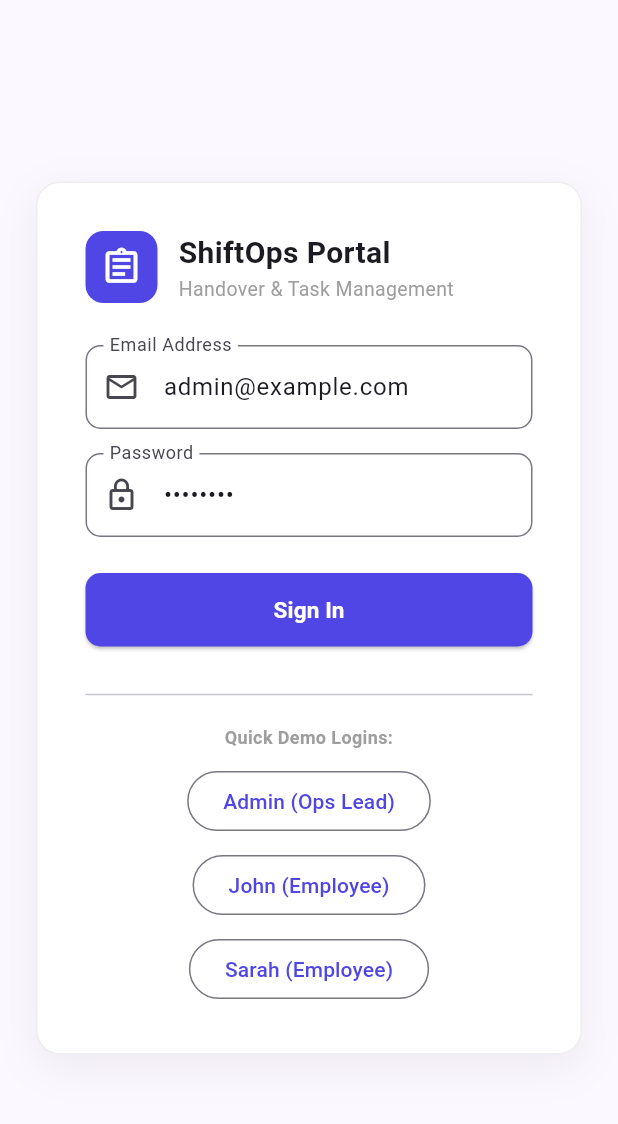
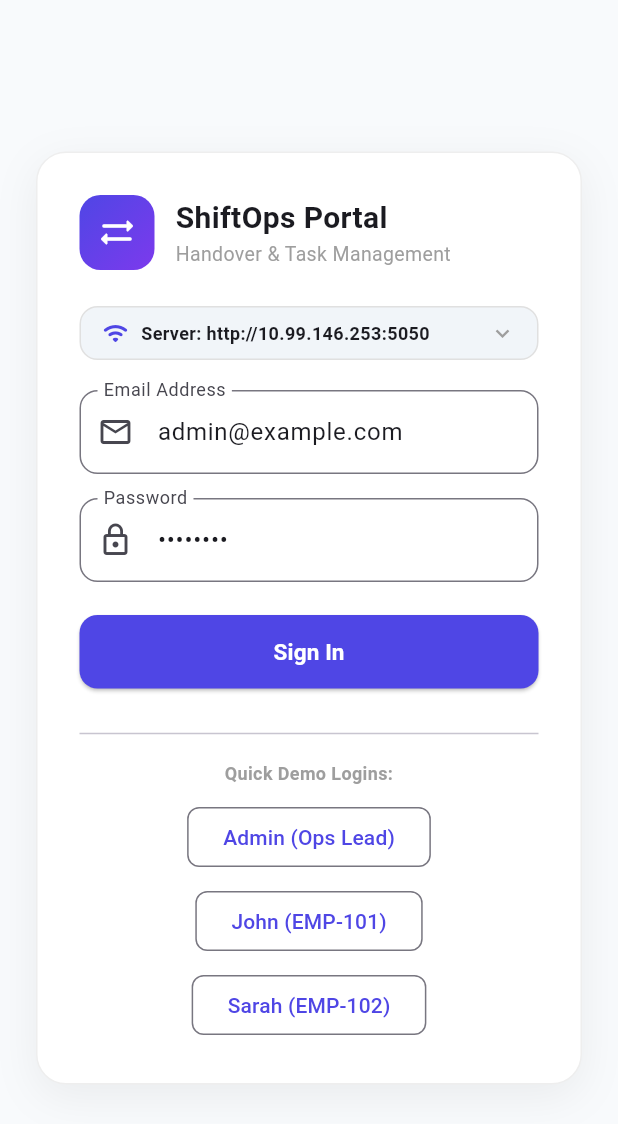
Before and after one commit to tarunv307/Handover-note, a Flutter app: the screen it shows after launch, on a phone screen of 412 x 824 dp. Shown: the top 1124 px of the screen. Run offline on Flutter 3.47's test engine with Material 3 defaults, Android fonts, the phone set to English and light mode, and no system bars; accounts and stored records are empty; network calls fail.

Commit message:
fix(mobile): update server IP to 10.99.146.253 and add live server config on login screen

```diff
--- a/frontend_flutter/lib/screens/login_screen.dart
+++ b/frontend_flutter/lib/screens/login_screen.dart
@@ -12,14 +12,37 @@ class LoginScreen extends StatefulWidget {
 class _LoginScreenState extends State<LoginScreen> {
   final _emailCtrl = TextEditingController(text: 'admin@example.com');
   final _passCtrl = TextEditingController(text: 'admin123');
+  late final TextEditingController _serverCtrl;
+  bool _isServerConfigExpanded = false;
+  String? _serverPingStatus;
+
+  @override
+  void initState() {
+    super.initState();
+    final provider = context.read<AppProvider>();
+    _serverCtrl = TextEditingController(text: provider.serverUrl);
+  }
+
+  void _testServerConnection() async {
+    final provider = context.read<AppProvider>();
+    provider.setServerUrl(_serverCtrl.text.trim());
+    setState(() => _serverPingStatus = 'Testing connection...');
+    final ok = await provider.pingServer();
+    if (mounted) {
+      setState(() {
+        _serverPingStatus = ok ? '✅ Connected to server!' : '❌ Cannot reach server at this address.';
+      });
+    }
+  }
 
   void _submit() async {
     final provider = context.read<AppProvider>();
+    provider.setServerUrl(_serverCtrl.text.trim());
     final success = await provider.login(_emailCtrl.text.trim(), _passCtrl.text);
     if (!success && mounted) {
       ScaffoldMessenger.of(context).showSnackBar(
         SnackBar(
-          content: Text(provider.errorMessage ?? 'Login failed'),
+          content: Text(provider.errorMessage ?? 'Login failed. Please check server IP and credentials.'),
           backgroundColor: Colors.redAccent,
         ),
       );
@@ -31,15 +54,16 @@ class _LoginScreenState extends State<LoginScreen> {
     final provider = context.watch<AppProvider>();
 
     return Scaffold(
+      backgroundColor: const Color(0xFFF8FAFC),
       body: Center(
         child: SingleChildScrollView(
           padding: const EdgeInsets.all(24),
           child: Container(
             constraints: const BoxConstraints(maxWidth: 440),
-            padding: const EdgeInsets.all(32),
+            padding: const EdgeInsets.all(28),
             decoration: BoxDecoration(
               color: Colors.white,
-              borderRadius: BorderRadius.circular(16),
+              borderRadius: BorderRadius.circular(20),
               boxShadow: [
                 BoxShadow(
                   color: Colors.black.withOpacity(0.06),
@@ -56,12 +80,16 @@ class _LoginScreenState extends State<LoginScreen> {
                 Row(
                   children: [
                     Container(
-                      padding: const EdgeInsets.all(10),
+                      padding: const EdgeInsets.all(12),
                       decoration: BoxDecoration(
-                        color: const Color(0xFF4F46E5),
-                        borderRadius: BorderRadius.circular(12),
+                        gradient: const LinearGradient(
+                          colors: [Color(0xFF4F46E5), Color(0xFF7C3AED)],
+                          begin: Alignment.topLeft,
+                          end: Alignment.bottomRight,
+                        ),
+                        borderRadius: BorderRadius.circular(14),
                       ),
-                      child: const Icon(Icons.assignment_outlined, color: Colors.white, size: 28),
+                      child: const Icon(Icons.sync_alt_rounded, color: Colors.white, size: 26),
                     ),
                     const SizedBox(width: 14),
                     const Expanded(
@@ -81,13 +109,78 @@ class _LoginScreenState extends State<LoginScreen> {
                     ),
                   ],
                 ),
-                const SizedBox(height: 28),
+                const SizedBox(height: 24),
+
+                // Server Configuration Accordion
+                Container(
+                  padding: const EdgeInsets.symmetric(horizontal: 14, vertical: 8),
+                  decoration: BoxDecoration(
+                    color: const Color(0xFFF1F5F9),
+                    borderRadius: BorderRadius.circular(12),
+                    border: Border.all(color: Colors.grey.shade300),
+                  ),
+                  child: Column(
+                    children: [
+                      InkWell(
+                        onTap: () => setState(() => _isServerConfigExpanded = !_isServerConfigExpanded),
+                        child: Row(
+                          children: [
+                            const Icon(Icons.wifi_rounded, size: 18, color: Color(0xFF4F46E5)),
+                            const SizedBox(width: 8),
+                            Expanded(
+                              child: Text(
+                                'Server: ${_serverCtrl.text}',
+                                style: const TextStyle(fontSize: 12, fontWeight: FontWeight.w600),
+                                overflow: TextOverflow.ellipsis,
+                              ),
+                            ),
+                            Icon(
+                              _isServerConfigExpanded ? Icons.expand_less : Icons.expand_more,
+                              size: 18,
+                              color: Colors.grey,
+                            ),
+                          ],
+                        ),
+                      ),
+                      if (_isServerConfigExpanded) ...[
+                        const SizedBox(height: 10),
+                        TextField(
+                          controller: _serverCtrl,
+                          style: const TextStyle(fontSize: 13),
+                          decoration: InputDecoration(
+                            isDense: true,
+                            labelText: 'Backend Server URL',
+                            hintText: 'http://172.20.60.136:5050',
+                            border: OutlineInputBorder(borderRadius: BorderRadius.circular(8)),
+                            suffixIcon: IconButton(
+                              icon: const Icon(Icons.check_circle_outline, color: Color(0xFF4F46E5)),
+                              onPressed: _testServerConnection,
+                            ),
+                          ),
+                        ),
+                        if (_serverPingStatus != null) ...[
+                          const SizedBox(height: 6),
+                          Text(
+                            _serverPingStatus!,
+                            style: TextStyle(
+                              fontSize: 11,
+                              fontWeight: FontWeight.w600,
+                              color: _serverPingStatus!.contains('✅') ? Colors.green.shade700 : Colors.red.shade700,
+                            ),
+                          ),
+                        ],
+                      ],
+                    ],
+                  ),
+                ),
+
+                const SizedBox(height: 20),
                 TextField(
                   controller: _emailCtrl,
                   decoration: InputDecoration(
                     labelText: 'Email Address',
                     prefixIcon: const Icon(Icons.email_outlined),
-                    border: OutlineInputBorder(borderRadius: BorderRadius.circular(10)),
+                    border: OutlineInputBorder(borderRadius: BorderRadius.circular(12)),
                   ),
                 ),
                 const SizedBox(height: 16),
@@ -97,17 +190,17 @@ class _LoginScreenState extends State<LoginScreen> {
                   decoration: InputDecoration(
                     labelText: 'Password',
                     prefixIcon: const Icon(Icons.lock_outline),
-                    border: OutlineInputBorder(borderRadius: BorderRadius.circular(10)),
+                    border: OutlineInputBorder(borderRadius: BorderRadius.circular(12)),
                   ),
                 ),
-                const SizedBox(height: 24),
+                const SizedBox(height: 22),
                 ElevatedButton(
                   onPressed: provider.isLoading ? null : _submit,
                   style: ElevatedButton.styleFrom(
                     backgroundColor: const Color(0xFF4F46E5),
                     foregroundColor: Colors.white,
                     padding: const EdgeInsets.symmetric(vertical: 14),
-                    shape: RoundedRectangleBorder(borderRadius: BorderRadius.circular(10)),
+                    shape: RoundedRectangleBorder(borderRadius: BorderRadius.circular(12)),
                   ),
                   child: provider.isLoading
                       ? const SizedBox(
@@ -117,9 +210,9 @@ class _LoginScreenState extends State<LoginScreen> {
                         )
                       : const Text('Sign In', style: TextStyle(fontSize: 15, fontWeight: FontWeight.bold)),
                 ),
-                const SizedBox(height: 24),
+                const SizedBox(height: 22),
                 const Divider(),
-                const SizedBox(height: 12),
+                const SizedBox(height: 10),
                 const Text(
                   'Quick Demo Logins:',
                   textAlign: TextAlign.center,
@@ -132,6 +225,9 @@ class _LoginScreenState extends State<LoginScreen> {
                   runSpacing: 8,
                   children: [
                     OutlinedButton(
+                      style: OutlinedButton.styleFrom(
+                        shape: RoundedRectangleBorder(borderRadius: BorderRadius.circular(8)),
+                      ),
                       onPressed: () {
                         _emailCtrl.text = 'admin@example.com';
                         _passCtrl.text = 'admin123';
@@ -140,20 +236,26 @@ class _LoginScreenState extends State<LoginScreen> {
                       child: const Text('Admin (Ops Lead)'),
                     ),
                     OutlinedButton(
+                      style: OutlinedButton.styleFrom(
+                        shape: RoundedRectangleBorder(borderRadius: BorderRadius.circular(8)),
+                      ),
                       onPressed: () {
                         _emailCtrl.text = 'john@example.com';
                         _passCtrl.text = 'employee123';
                         _submit();
                       },
-                      child: const Text('John (Employee)'),
+                      child: const Text('John (EMP-101)'),
                     ),
                     OutlinedButton(
+                      style: OutlinedButton.styleFrom(
+                        shape: RoundedRectangleBorder(borderRadius: BorderRadius.circular(8)),
+                      ),
                       onPressed: () {
                         _emailCtrl.text = 'sarah@example.com';
                         _passCtrl.text = 'employee123';
                         _submit();
                       },
-                      child: const Text('Sarah (Employee)'),
+                      child: const Text('Sarah (EMP-102)'),
                     ),
                   ],
                 ),
--- a/frontend_flutter/lib/services/api_service.dart
+++ b/frontend_flutter/lib/services/api_service.dart
@@ -1,5 +1,6 @@
 import 'dart:convert';
 import 'dart:io';
+import 'package:flutter/foundation.dart';
 import 'package:http/http.dart' as http;
 import '../models/user.dart';
 import '../models/task.dart';
@@ -7,10 +8,19 @@ import '../models/submission.dart';
 import '../models/handover_note.dart';
 
 class ApiService {
-  final String baseUrl;
+  String baseUrl;
   Map<String, String> _cookies = {};
 
-  ApiService({this.baseUrl = 'http://localhost:5050'});
+  ApiService({String? initialBaseUrl})
+      : baseUrl = initialBaseUrl ?? (kIsWeb ? 'http://localhost:5050' : 'http://10.99.146.253:5050');
+
+  void setBaseUrl(String newUrl) {
+    String trimmed = newUrl.trim();
+    if (trimmed.endsWith('/')) {
+      trimmed = trimmed.substring(0, trimmed.length - 1);
+    }
+    baseUrl = trimmed;
+  }
 
   void _updateCookies(http.Response response) {
     String? rawCookie = response.headers['set-cookie'];
@@ -36,13 +46,25 @@ class ApiService {
     return headers;
   }
 
+  // Health check / ping
+  Future<bool> pingServer() async {
+    try {
+      final res = await http.get(Uri.parse('$baseUrl/api/health')).timeout(const Duration(seconds: 4));
+      return res.statusCode == 200;
+    } catch (_) {
+      return false;
+    }
+  }
+
   // Authentication
   Future<User?> login(String email, String password) async {
-    final response = await http.post(
-      Uri.parse('$baseUrl/api/login'),
-      headers: _getHeaders(),
-      body: jsonEncode({'email': email, 'password': password}),
-    );
+    final response = await http
+        .post(
+          Uri.parse('$baseUrl/api/login'),
+          headers: _getHeaders(),
+          body: jsonEncode({'email': email, 'password': password}),
+        )
+        .timeout(const Duration(seconds: 8));
     _updateCookies(response);
 
     if (response.statusCode == 200) {
@@ -55,13 +77,15 @@ class ApiService {
   }
 
   Future<void> logout() async {
-    await http.post(Uri.parse('$baseUrl/api/logout'), headers: _getHeaders());
+    try {
+      await http.post(Uri.parse('$baseUrl/api/logout'), headers: _getHeaders()).timeout(const Duration(seconds: 4));
+    } catch (_) {}
     _cookies.clear();
   }
 
   Future<User?> getCurrentUser() async {
     try {
-      final response = await http.get(Uri.parse('$baseUrl/api/me'), headers: _getHeaders());
+      final response = await http.get(Uri.parse('$baseUrl/api/me'), headers: _getHeaders()).timeout(const Duration(seconds: 4));
       if (response.statusCode == 200) {
         final data = jsonDecode(response.body);
         if (data['authenticated'] == true && data['user'] != null) {
@@ -75,7 +99,7 @@ class ApiService {
   // Users
   Future<List<User>> getUsers({String query = ''}) async {
     final url = query.isEmpty ? '$baseUrl/api/users' : '$baseUrl/api/users?q=${Uri.encodeComponent(query)}';
-    final response = await http.get(Uri.parse(url), headers: _getHeaders());
+    final response = await http.get(Uri.parse(url), headers: _getHeaders()).timeout(const Duration(seconds: 6));
     if (response.statusCode == 200) {
       final List list = jsonDecode(response.body);
       return list.map((u) => User.fromJson(u)).toList();
@@ -88,7 +112,7 @@ class ApiService {
       Uri.parse('$baseUrl/api/users'),
       headers: _getHeaders(),
       body: jsonEncode(userData),
-    );
+    ).timeout(const Duration(seconds: 6));
     if (response.statusCode == 201) {
       return User.fromJson(jsonDecode(response.body));
     }
@@ -97,7 +121,7 @@ class ApiService {
   }
 
   Future<void> deleteUser(int id) async {
-    final response = await http.delete(Uri.parse('$baseUrl/api/users/$id'), headers: _getHeaders());
+    final response = await http.delete(Uri.parse('$baseUrl/api/users/$id'), headers: _getHeaders()).timeout(const Duration(seconds: 6));
     if (response.statusCode != 200) {
       throw Exception('Failed to delete user');
     }
@@ -106,7 +130,7 @@ class ApiService {
   // Tasks
   Future<List<TaskItem>> getTasks({String? status}) async {
     final url = status != null ? '$baseUrl/api/tasks?status=$status' : '$baseUrl/api/tasks';
-    final response = await http.get(Uri.parse(url), headers: _getHeaders());
+    final response = await http.get(Uri.parse(url), headers: _getHeaders()).timeout(const Duration(seconds: 6));
     if (response.statusCode == 200) {
       final List list = jsonDecode(response.body);
       return list.map((t) => TaskItem.fromJson(t)).toList();
@@ -123,7 +147,7 @@ class ApiService {
         'description': description,
         'assigned_to': assignedTo,
       }),
-    );
+    ).timeout(const Duration(seconds: 6));
     if (response.statusCode == 201) {
       return TaskItem.fromJson(jsonDecode(response.body));
     }
@@ -142,7 +166,7 @@ class ApiService {
         request.fields['link'] = link;
       }
       request.files.add(await http.MultipartFile.fromPath('file', zipFile.path));
-      final streamedRes = await request.send();
+      final streamedRes = await request.send().timeout(const Duration(seconds: 20));
       final res = await http.Response.fromStream(streamedRes);
       if (res.statusCode != 200) {
         final err = jsonDecode(res.body);
@@ -153,7 +177,7 @@ class ApiService {
         uri,
         headers: _getHeaders(),
         body: jsonEncode({'link': link}),
-      );
+      ).timeout(const Duration(seconds: 8));
       if (response.statusCode != 200) {
         final err = jsonDecode(response.body);
         throw Exception(err['error'] ?? 'Submission failed');
@@ -169,7 +193,7 @@ class ApiService {
         'status': status,
         'admin_notes': adminNotes,
       }),
-    );
+    ).timeout(const Duration(seconds: 6));
     if (response.statusCode != 200) {
       throw Exception('Failed to review submission');
     }
@@ -180,7 +204,7 @@ class ApiService {
     final response = await http.get(
       Uri.parse('$baseUrl/api/search?q=${Uri.encodeComponent(query)}'),
       headers: _getHeaders(),
-    );
+    ).timeout(const Duration(seconds: 6));
     if (response.statusCode == 200) {
       final data = jsonDecode(response.body);
       final users = (data['users'] as List).map((u) => User.fromJson(u)).toList();
@@ -200,7 +224,7 @@ class ApiService {
         'shift_end': end,
         'timezone': timezone,
       }),
-    );
+    ).timeout(const Duration(seconds: 15));
     if (response.statusCode == 200) {
       final data = jsonDecode(response.body);
       return HandoverNote.fromJson(data, downloadUrl: '$baseUrl${data['download_url']}');
```
Also changed, not shown: frontend_flutter/lib/providers/app_provider.dart (+8 -0 lines).
